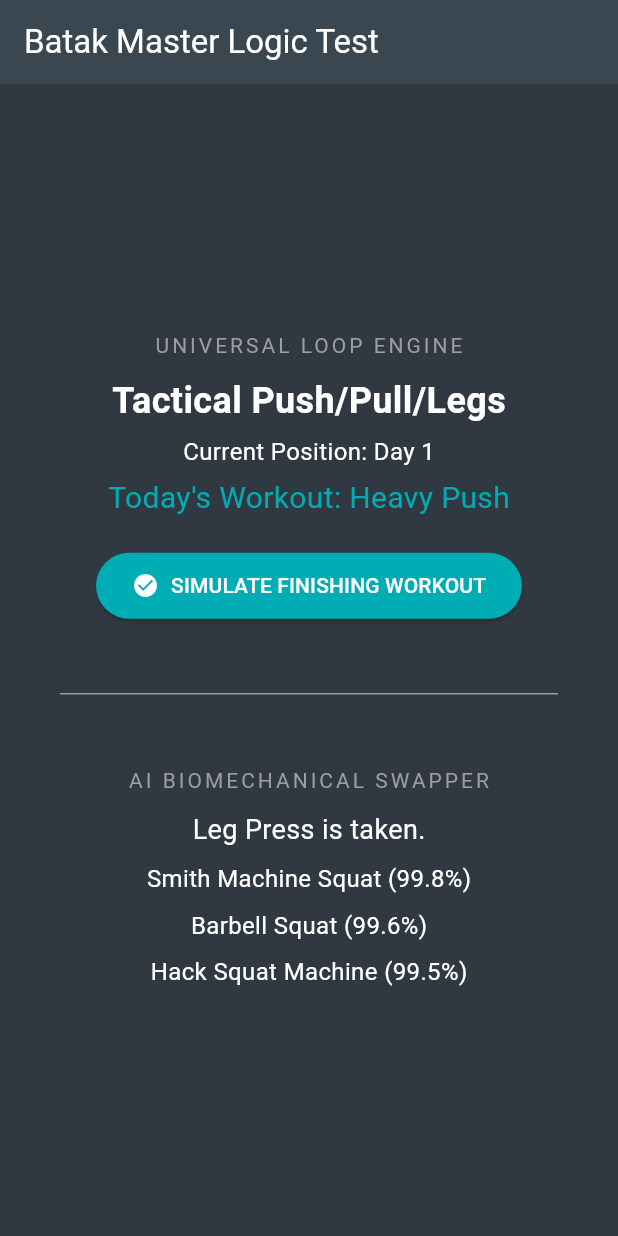
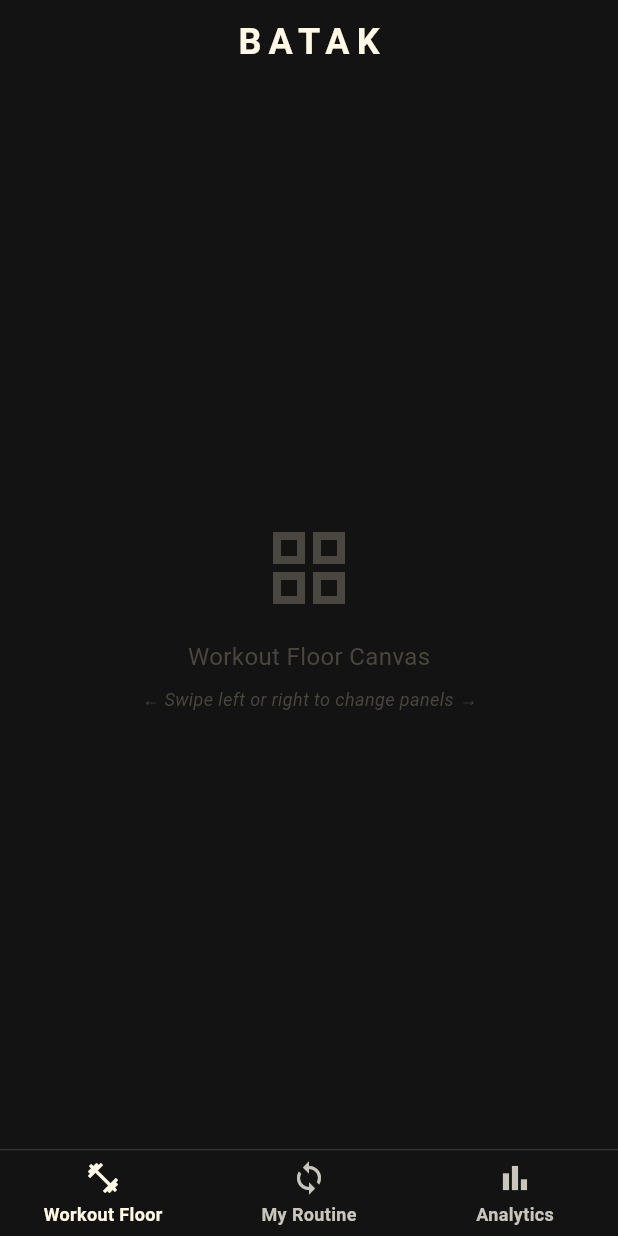
Before and after one commit to TugaGelo/Batak, a Flutter app: the screen it shows after launch, on a phone screen of 412 x 824 dp. Run offline on Flutter 3.47's test engine with Material 3 defaults, Android fonts, the phone set to English and light mode, and no system bars; our stand-ins replace drift, drift_flutter, flutter_riverpod; accounts and stored records are empty; generated files the repository leaves out were written again.

Commit message:
ui: implement swipeable pageview navigation shell with earthy athletics design theme

```diff
--- a/lib/main.dart
+++ b/lib/main.dart
@@ -2,7 +2,6 @@
 import 'package:flutter_riverpod/flutter_riverpod.dart';
 import 'package:batak/core/ai/ai_swapper_service.dart';
 import 'package:batak/core/loop/loop_engine.dart';
-import 'package:batak/core/database/app_database.dart';
 
 void main() async {
   WidgetsFlutterBinding.ensureInitialized();
@@ -23,6 +22,8 @@
   );
 }
 
+final bottomNavIndexProvider = StateProvider<int>((ref) => 0);
+
 class BatakApp extends StatelessWidget {
   const BatakApp({super.key});
 
@@ -30,114 +31,194 @@
   Widget build(BuildContext context) {
     return MaterialApp(
       title: 'Batak',
+      debugShowCheckedModeBanner: false,
       theme: ThemeData(
         useMaterial3: true,
-        brightness: Brightness.dark,
-        scaffoldBackgroundColor: const Color(0xFF303841),
+        scaffoldBackgroundColor: const Color(0xFF131313),
         colorScheme: const ColorScheme.dark(
-          primary: Color(0xFF00ADB5),
-          surface: Color(0xFF3A4750),
+          surface: Color(0xFF131313),
+          primary: Color(0xFFFEF8E5),
+          secondary: Color(0xFFE1C19F),
+          onSurface: Color(0xFFE2E2E2),
+          onSurfaceVariant: Color(0xFFCAC6BB),
+        ),
+        appBarTheme: const AppBarTheme(
+          backgroundColor: Color(0xFF131313),
+          centerTitle: true,
+          elevation: 0,
+          titleTextStyle: TextStyle(
+            fontSize: 24,
+            fontWeight: FontWeight.w700,
+            letterSpacing: 4.8,
+            color: Color(0xFFFEF8E5),
+          ),
+        ),
+        bottomNavigationBarTheme: const BottomNavigationBarThemeData(
+          backgroundColor: Color(0xFF131313),
+          selectedItemColor: Color(0xFFFEF8E5),
+          unselectedItemColor: Color(0xFFCAC6BB),
+          selectedLabelStyle: TextStyle(fontSize: 12, fontWeight: FontWeight.w600),
+          unselectedLabelStyle: TextStyle(fontSize: 12, fontWeight: FontWeight.w600),
+          type: BottomNavigationBarType.fixed,
+          elevation: 8,
         ),
       ),
-      home: const DashboardPlaceholder(),
+      home: const BatakShell(),
     );
   }
 }
 
-class DashboardPlaceholder extends ConsumerStatefulWidget {
-  const DashboardPlaceholder({super.key});
+class BatakShell extends ConsumerStatefulWidget {
+  const BatakShell({super.key});
 
   @override
-  ConsumerState<DashboardPlaceholder> createState() => _DashboardPlaceholderState();
+  ConsumerState<BatakShell> createState() => _BatakShellState();
 }
 
-class _DashboardPlaceholderState extends ConsumerState<DashboardPlaceholder> {
-  Routine? _activeRoutine;
-  WorkoutTemplate? _todayTemplate;
+class _BatakShellState extends ConsumerState<BatakShell> {
+  late PageController _pageController;
 
   @override
   void initState() {
     super.initState();
-    _loadCurrentSequence();
+    _pageController = PageController(initialPage: ref.read(bottomNavIndexProvider));
   }
 
-  Future<void> _loadCurrentSequence() async {
-    final engine = ref.read(loopEngineProvider);
-    final routine = await engine.getActiveRoutine();
-
-    if (routine != null) {
-      final template = await engine.getTodayTemplate(routine);
-      setState(() {
-        _activeRoutine = routine;
-        _todayTemplate = template;
-      });
-    }
-  }
-
-  Future<void> _advanceLoop() async {
-    final engine = ref.read(loopEngineProvider);
-    if (_activeRoutine != null) {
-      await engine.completeTodaySequence(_activeRoutine!);
-      await _loadCurrentSequence();
-    }
+  @override
+  void dispose() {
+    _pageController.dispose();
+    super.dispose();
   }
 
   @override
   Widget build(BuildContext context) {
-    final aiService = ref.read(aiSwapperProvider);
-    final recommendations = aiService.getAlternatives('leg_press');
+    final currentIndex = ref.watch(bottomNavIndexProvider);
 
     return Scaffold(
-      appBar: AppBar(title: const Text('Batak Master Logic Test')),
-      body: Center(
-        child: Column(
-          mainAxisAlignment: MainAxisAlignment.center,
-          children: [
-            const Text("UNIVERSAL LOOP ENGINE", style: TextStyle(color: Colors.grey, letterSpacing: 2)),
-            const SizedBox(height: 10),
-            Text(
-              _activeRoutine?.name ?? "Loading...",
-              style: const TextStyle(fontSize: 24, fontWeight: FontWeight.bold),
+      appBar: AppBar(
+        title: const Text('BATAK'),
+      ),
+      body: PageView(
+        controller: _pageController,
+        onPageChanged: (index) {
+          ref.read(bottomNavIndexProvider.notifier).state = index;
+        },
+        children: const [
+          WorkoutFloorPlaceholder(),
+          RoutinePlaceholder(),
+          AnalyticsPlaceholder(),
+        ],
+      ),
+      bottomNavigationBar: Container(
+        decoration: const BoxDecoration(
+          border: Border(
+            top: BorderSide(color: Color(0xFF353535), width: 1.0),
+          ),
+        ),
+        child: BottomNavigationBar(
+          currentIndex: currentIndex,
+          onTap: (index) {
+            ref.read(bottomNavIndexProvider.notifier).state = index;
+
+            _pageController.animateToPage(
+              index,
+              duration: const Duration(milliseconds: 300),
+              curve: Curves.easeInOut,
+            );
+          },
+          items: const [
+            BottomNavigationBarItem(
+              icon: Padding(
+                padding: EdgeInsets.only(bottom: 4.0),
+                child: Icon(Icons.fitness_center),
+              ),
+              label: 'Workout Floor',
             ),
-            const SizedBox(height: 5),
-            Text(
-              "Current Position: Day ${_activeRoutine?.currentSequenceIndex ?? 0}",
-              style: const TextStyle(fontSize: 16),
+            BottomNavigationBarItem(
+              icon: Padding(
+                padding: EdgeInsets.only(bottom: 4.0),
+                child: Icon(Icons.sync),
+              ),
+              label: 'My Routine',
             ),
-            const SizedBox(height: 5),
-            Text(
-              "Today's Workout: ${_todayTemplate?.name ?? "Loading..."}",
-              style: const TextStyle(fontSize: 20, color: Color(0xFF00ADB5)),
+            BottomNavigationBarItem(
+              icon: Padding(
+                padding: EdgeInsets.only(bottom: 4.0),
+                child: Icon(Icons.bar_chart),
+              ),
+              label: 'Analytics',
             ),
-            const SizedBox(height: 20),
-            ElevatedButton.icon(
-              onPressed: _advanceLoop,
-              icon: const Icon(Icons.check_circle),
-              label: const Text("SIMULATE FINISHING WORKOUT"),
-              style: ElevatedButton.styleFrom(
-                backgroundColor: const Color(0xFF00ADB5),
-                foregroundColor: Colors.white,
-                padding: const EdgeInsets.symmetric(horizontal: 24, vertical: 12)
-              ),
-            ),
-
-            const SizedBox(height: 40),
-            const Divider(color: Colors.grey, endIndent: 40, indent: 40),
-            const SizedBox(height: 40),
-
-            const Text("AI BIOMECHANICAL SWAPPER", style: TextStyle(color: Colors.grey, letterSpacing: 2)),
-            const SizedBox(height: 10),
-            const Text("Leg Press is taken.", style: TextStyle(fontSize: 18)),
-            ...recommendations.map((rec) => Padding(
-              padding: const EdgeInsets.only(top: 8.0),
-              child: Text(
-                "${rec.exercise.name} (${(rec.matchScore * 100).toStringAsFixed(1)}%)",
-                style: const TextStyle(fontSize: 16),
-              ),
-            )),
           ],
         ),
       ),
     );
   }
 }
+
+class WorkoutFloorPlaceholder extends StatelessWidget {
+  const WorkoutFloorPlaceholder({super.key});
+
+  @override
+  Widget build(BuildContext context) {
+    return const Center(
+      child: Column(
+        mainAxisAlignment: MainAxisAlignment.center,
+        children: [
+          Icon(Icons.grid_view, size: 64, color: Color(0xFF49473F)),
+          SizedBox(height: 16),
+          Text(
+            'Workout Floor Canvas',
+            style: TextStyle(color: Color(0xFF49473F), fontSize: 16),
+          ),
+          SizedBox(height: 8),
+          Text(
+            '← Swipe left or right to change panels →',
+            style: TextStyle(color: Color(0xFF49473F), fontSize: 12, fontStyle: FontStyle.italic),
+          ),
+        ],
+      ),
+    );
+  }
+}
+
+class RoutinePlaceholder extends StatelessWidget {
+  const RoutinePlaceholder({super.key});
+
+  @override
+  Widget build(BuildContext context) {
+    return const Center(
+      child: Column(
+        mainAxisAlignment: MainAxisAlignment.center,
+        children: [
+          Icon(Icons.account_tree, size: 64, color: Color(0xFF49473F)),
+          SizedBox(height: 16),
+          Text(
+            'Routine Loop Canvas',
+            style: TextStyle(color: Color(0xFF49473F), fontSize: 16),
+          ),
+        ],
+      ),
+    );
+  }
+}
+
+class AnalyticsPlaceholder extends StatelessWidget {
+  const AnalyticsPlaceholder({super.key});
+
+  @override
+  Widget build(BuildContext context) {
+    return const Center(
+      child: Column(
+        mainAxisAlignment: MainAxisAlignment.center,
+        children: [
+          Icon(Icons.insights, size: 64, color: Color(0xFF49473F)),
+          SizedBox(height: 16),
+          Text(
+            'Analytics Canvas',
+            style: TextStyle(color: Color(0xFF49473F), fontSize: 16),
+          ),
+        ],
+      ),
+    );
+  }
+}
```
